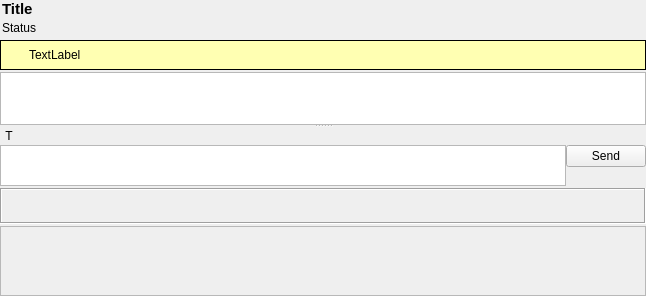
The window that retroshare-gui/src/gui/chat/ChatWidget.ui (RetroShare/RetroShare) describes before a commit, drawn with Qt 5.
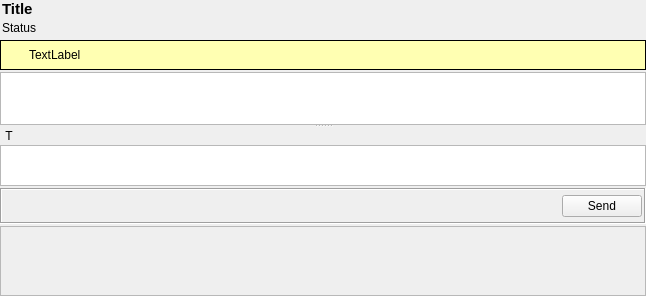
The same window after the commit. Icons and pictures are not drawn. Custom widgets are drawn as their Qt base class.

Commit message: Moved the send button in ChatWidget back to the toolbar below the input.

What changed in the file:
```diff
--- a/retroshare-gui/src/gui/chat/ChatWidget.ui
+++ b/retroshare-gui/src/gui/chat/ChatWidget.ui
@@ -274,8 +274,6 @@
         </layout>
        </item>
        <item>
-        <layout class="QGridLayout" name="gridLayout">
-         <item row="0" column="0" rowspan="2">
           <widget class="MimeTextEdit" name="chatTextEdit">
            <property name="sizePolicy">
             <sizepolicy hsizetype="Expanding" vsizetype="Expanding">
@@ -294,28 +292,6 @@
            </property>
           </widget>
          </item>
-         <item row="0" column="1">
-          <widget class="QPushButton" name="sendButton">
-           <property name="text">
-            <string>Send</string>
-           </property>
-          </widget>
-         </item>
-         <item row="1" column="1">
-          <spacer name="verticalSpacer">
-           <property name="orientation">
-            <enum>Qt::Vertical</enum>
-           </property>
-           <property name="sizeHint" stdset="0">
-            <size>
-             <width>38</width>
-             <height>18</height>
-            </size>
-           </property>
-          </spacer>
-         </item>
-        </layout>
-       </item>
       </layout>
      </widget>
     </widget>
@@ -635,6 +611,13 @@
         </property>
        </spacer>
       </item>
+      <item>
+       <widget class="QPushButton" name="sendButton">
+        <property name="text">
+         <string>Send</string>
+        </property>
+       </widget>
+      </item>
      </layout>
     </widget>
    </item>
```
Left out of the diff: 8 changed lines with no effect on the pictures. Lines whose indentation alone changed are shown as unchanged.
